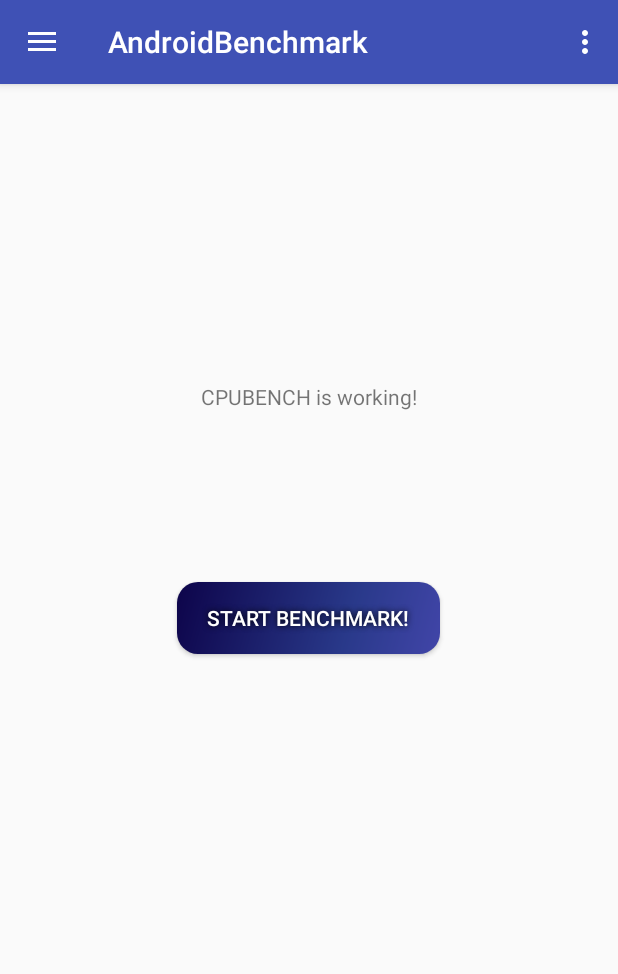
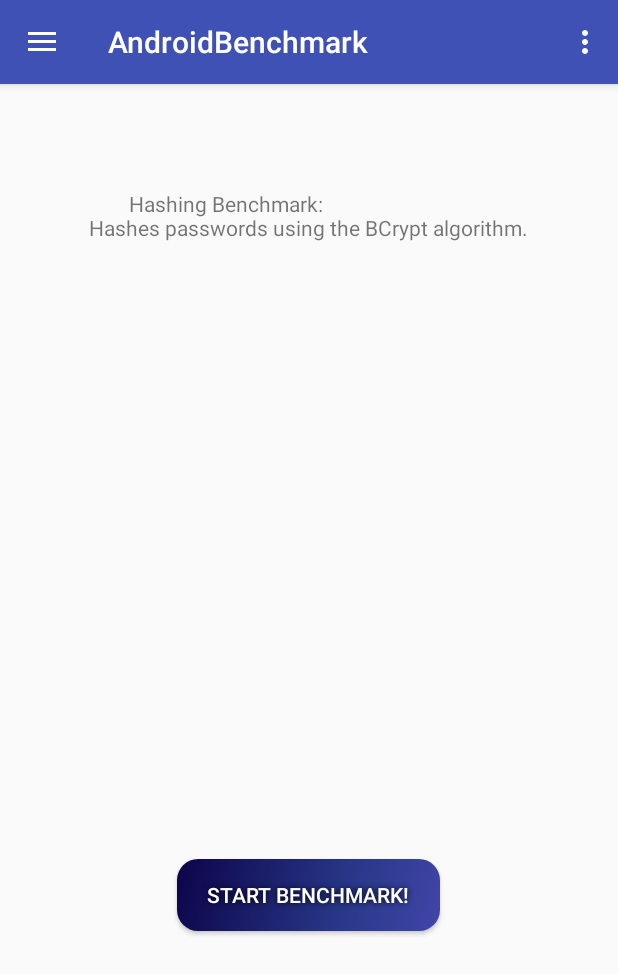
Before and after one commit to vnemes/AndroidBenchmark, an Android app: the screen it shows after launch (BenchmarkActivity), in the side drawer, after a tap on "Hashing Benchmark", on a phone screen of 412 x 824 dp. Shown: the top 974 px of the screen. Run offline under Robolectric (Android 15) with nearby library versions, the phone set to English and light mode, and no system bars; our stand-ins replace Firebase (no records; nobody signed in at launch, a user with empty details on screens opened directly).

```diff
--- a/app/src/main/java/benchmark/IBenchmark.java
+++ b/app/src/main/java/benchmark/IBenchmark.java
@@ -43,4 +43,11 @@ public interface IBenchmark {
      * Free resources.
      */
     public void clean();
+
+    /**
+     *
+     * @return Information regarding the benchmark
+     */
+    public String getInfo();
+
 }
--- a/app/src/main/java/benchmark/cpubenchmark/FloatingPointMathCPUBenchmark.java
+++ b/app/src/main/java/benchmark/cpubenchmark/FloatingPointMathCPUBenchmark.java
@@ -61,4 +61,9 @@ public class FloatingPointMathCPUBenchmark implements IBenchmark {
 
     @Override
     public void clean() {}
+
+    @Override
+    public String getInfo(){
+        return "";
+    }
 }
--- a/app/src/main/java/benchmark/cpubenchmark/IntegerMathCPUBenchmark.java
+++ b/app/src/main/java/benchmark/cpubenchmark/IntegerMathCPUBenchmark.java
@@ -58,4 +58,10 @@ public class IntegerMathCPUBenchmark implements IBenchmark {
 
     @Override
     public void clean() {}
+
+
+    @Override
+    public String getInfo(){
+        return "";
+    }
 }
--- a/app/src/main/java/benchmark/cpubenchmark/OPSCPUBenchmark.java
+++ b/app/src/main/java/benchmark/cpubenchmark/OPSCPUBenchmark.java
@@ -120,4 +120,10 @@ public class OPSCPUBenchmark implements IBenchmark {
     public void clean() {
 
     }
+
+
+    @Override
+    public String getInfo(){
+        return "";
+    }
 }
--- a/app/src/main/java/benchmark/cpubenchmark/PiDigitsCPUBenchmark.java
+++ b/app/src/main/java/benchmark/cpubenchmark/PiDigitsCPUBenchmark.java
@@ -130,4 +130,10 @@ public class PiDigitsCPUBenchmark implements IBenchmark {
             return sigma;
         }
     }
+
+
+    @Override
+    public String getInfo(){
+        return "";
+    }
 }
--- a/app/src/main/java/benchmark/hashingbenchmark/HashingBenchmark.java
+++ b/app/src/main/java/benchmark/hashingbenchmark/HashingBenchmark.java
@@ -22,11 +22,11 @@ import log.ConsoleLogger;
 public class HashingBenchmark implements IBenchmark {
     private static final int THREAD_POOL_SIZE = 4;
     private static final long RND_SEED = 25214903917L; // Used for shuffling.
-
+    private final ExecutorService threadPool = Executors.newFixedThreadPool(THREAD_POOL_SIZE);
     private ConsoleLogger logger = new ConsoleLogger();
 
     private final List<Character> alphabet = new ArrayList<>();
-    private long size = 100L; // How many passwords to be hashed.
+    private long size = 10L; // How many passwords to be hashed.
     private boolean shouldTestRun;
 
     @Override
@@ -59,7 +59,6 @@ public class HashingBenchmark implements IBenchmark {
     public void run() {
         this.shouldTestRun = true;
         Random rnd = new Random(RND_SEED);
-        final ExecutorService threadPool = Executors.newFixedThreadPool(THREAD_POOL_SIZE);
         final List<Future<String>> results = new ArrayList<>((int)this.size);
         for (int i = 0; i < this.size && this.shouldTestRun; ++i) {
             Collections.shuffle(alphabet, rnd);
@@ -84,6 +83,7 @@ public class HashingBenchmark implements IBenchmark {
     @Override
     public void stop() {
         this.shouldTestRun = false;
+        threadPool.shutdownNow();
     }
 
     @Override
@@ -101,4 +101,9 @@ public class HashingBenchmark implements IBenchmark {
             return BCrypt.hashpw(password, BCrypt.gensalt(13));
         }
     }
+
+    public String getInfo(){
+        return
+        "\t\tHashing Benchmark:\nHashes passwords using the BCrypt algorithm.";
+    }
 }
--- a/app/src/main/java/benchmark/networkbenchmark/DownloadSpeedNetworkBenchmark.java
+++ b/app/src/main/java/benchmark/networkbenchmark/DownloadSpeedNetworkBenchmark.java
@@ -110,4 +110,9 @@ public class DownloadSpeedNetworkBenchmark implements IBenchmark {
     public double getResult() {
         return this.result;
     }
+
+    @Override
+    public String getInfo(){
+        return "Network Speed Benchmark:\nMeasures download speed by downloading a large file from http://www.engineerhammad.com.";
+    }
 }
--- a/app/src/main/java/database/Database.java
+++ b/app/src/main/java/database/Database.java
@@ -22,9 +22,9 @@ import vendetta.androidbenchmark.MainActivity;
 public class Database {
     public ProgressDialog mProgressDialog;
     private static final String TAG = "DB ";
-    private static String uid;
-    protected static FirebaseAuth mAuth;
-    private static FirebaseDatabase database;
+    private static String uid = null;
+    protected static FirebaseAuth mAuth = null;
+    private static FirebaseDatabase database = null;
     private static DatabaseReference databaseUserScoreRef;
     private static ValueEventListener databaseListener;
     private static FirebaseAuth.AuthStateListener mAuthListener;
@@ -54,8 +54,10 @@ public class Database {
                 // User is signed in
                 if (uid != null) {
                     Log.d(TAG, "User " + uid + " is logged in!");
-                    FirebaseDatabase.getInstance().setPersistenceEnabled(true);
-                    database = FirebaseDatabase.getInstance();
+                    if (database == null) {
+                        FirebaseDatabase.getInstance().setPersistenceEnabled(true);
+                        database = FirebaseDatabase.getInstance();
+                    }
                     databaseUserScoreRef = database.getReference().child("users").child(uid);
                     databaseListener = databaseUserScoreRef.addValueEventListener(new ValueEventListener() {
                         @Override
--- a/app/src/main/java/vendetta/androidbenchmark/BaseActivity.java
+++ b/app/src/main/java/vendetta/androidbenchmark/BaseActivity.java
@@ -36,7 +36,6 @@ public class BaseActivity extends AppCompatActivity
         super.setContentView(R.layout.nav_drawer);
         Toolbar toolbar = (Toolbar) findViewById(R.id.toolbar);
         setSupportActionBar(toolbar);
-        //DeviceInfo deviceInfo = new DeviceInfo();
         view_stub = (FrameLayout) findViewById(R.id.view_stub);
         DrawerLayout drawer = (DrawerLayout) findViewById(R.id.drawer_layout);
         NavigationView navigationView = (NavigationView) findViewById(R.id.nav_view);
--- a/app/src/main/java/vendetta/androidbenchmark/BenchmarkActivity.java
+++ b/app/src/main/java/vendetta/androidbenchmark/BenchmarkActivity.java
@@ -11,6 +11,7 @@ import android.os.AsyncTask;
 import android.os.Bundle;
 import android.util.Log;
 import android.view.View;
+import android.widget.ProgressBar;
 import android.widget.TextView;
 
 import java.lang.reflect.InvocationTargetException;
@@ -25,6 +26,7 @@ import stopwatch.Timer;
 public class BenchmarkActivity extends BaseActivity {
     private IBenchmark benchmark = null;
     private TextView result;
+    private ProgressBar progressBar;
 //    private IntegerMathCPUBenchmark intBench;
 //    private FloatingPointMathCPUBenchmark floatBench;
 //    private PiDigitsCPUBenchmark piBench;
@@ -35,8 +37,10 @@ public class BenchmarkActivity extends BaseActivity {
     @Override
     protected void onCreate(Bundle savedInstanceState) {
         super.onCreate(savedInstanceState);
-        setContentView(R.layout.content_cpubench);
+        setContentView(R.layout.content_benchmark);
         result = (TextView) findViewById(R.id.cpubenchresult);
+        progressBar = (ProgressBar) findViewById(R.id.progressBar2);
+        progressBar.setVisibility(View.GONE);
 
         Intent intent = getIntent();
         String benchName = intent.getStringExtra(BENCH_NAME);
@@ -44,6 +48,7 @@ public class BenchmarkActivity extends BaseActivity {
             Log.d("Debug: ",benchName);
             benchmark = (IBenchmark) Class.forName("benchmark."+benchName.toLowerCase()+"."+benchName).getConstructor().newInstance();
             benchmark.initialize();
+            result.setText(benchmark.getInfo());
         } catch (ClassNotFoundException e) {
             e.printStackTrace();
         } catch (NoSuchMethodException e) {
@@ -78,6 +83,8 @@ public class BenchmarkActivity extends BaseActivity {
     public void startBenchmark(View view) {
         final TextView result = (TextView) findViewById(R.id.cpubenchresult);
         final Timer timer = new Timer();
+        progressBar.setVisibility(View.VISIBLE);
+        result.append("\n\nRunning!");
 
         /*
         intBench.warmup();
@@ -122,6 +129,7 @@ public class BenchmarkActivity extends BaseActivity {
 
             protected void onPostExecute(Long time) {
                 result.append("Hashing: " + myTimeUnit.convertTime(time, myTimeUnit.MilliSecond));
+                progressBar.setVisibility(View.GONE);
             }
         }.execute();
     }
--- a/app/src/main/res/layout/content_cpubench.xml
+++ b/app/src/main/res/layout/content_benchmark.xml
@@ -20,21 +20,28 @@
         android:text="Start Benchmark!"
         android:id="@+id/cpubenchstart"
         android:onClick="startBenchmark"
-        android:layout_marginTop="50dp"
-        android:layout_centerHorizontal="true"
-        android:layout_centerVertical="true"
-        />
+        android:layout_marginBottom="203dp"
+        android:layout_alignParentBottom="true"
+        android:layout_centerHorizontal="true" />
 
     <TextView
         android:layout_width="wrap_content"
         android:layout_height="wrap_content"
         android:text="CPUBENCH is working!"
         android:id="@+id/cpubenchresult"
-        android:layout_above="@id/cpubenchstart"
-        android:layout_marginTop="30dp"
+        android:lines="5"
+        android:layout_alignParentTop="true"
         android:layout_centerHorizontal="true"
-        android:lines="5"
-        />
+        android:layout_marginTop="126dp" />
+
+    <ProgressBar
+        android:id="@+id/progressBar2"
+        style="?android:attr/progressBarStyle"
+        android:layout_width="wrap_content"
+        android:layout_height="wrap_content"
+        android:layout_marginBottom="63dp"
+        android:layout_above="@+id/cpubenchstart"
+        android:layout_centerHorizontal="true" />
 
 
 </RelativeLayout>
```
Also changed, not shown: 3 other files.
